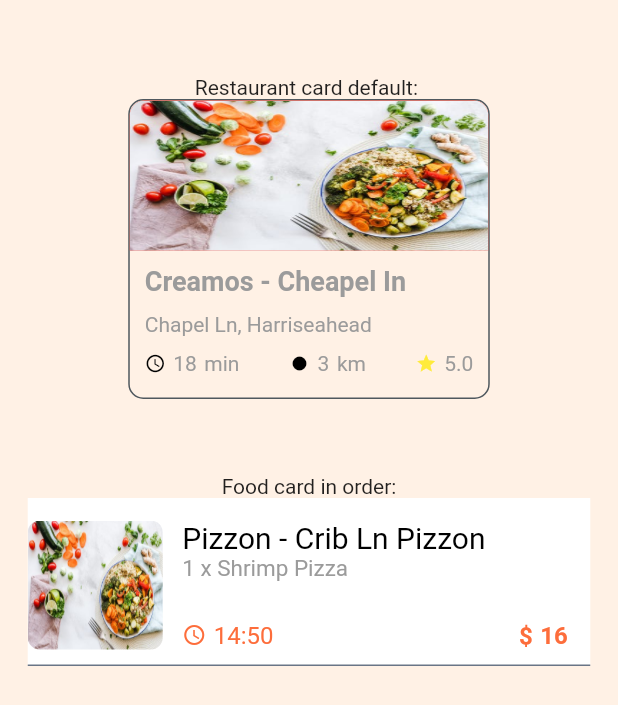
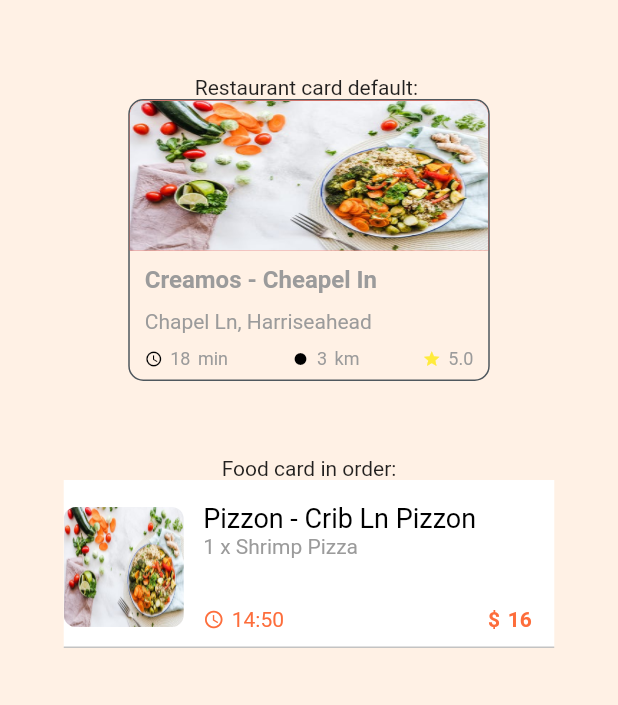
Before and after one commit to anhminhzing/delivery_food_app, a Flutter app: the screen it shows after launch, after a tap on "Components", on a phone screen of 412 x 824 dp. Shown: the top 705 px of the screen. Run offline on Flutter 3.47's test engine with Material 2 defaults, Android fonts, the phone set to English and light mode, and no system bars.

Commit message:
* fix style for screen

```diff
--- a/lib/components/foodCardInOrder.dart
+++ b/lib/components/foodCardInOrder.dart
@@ -11,24 +11,19 @@ class _FoodCardInOrderState extends State<FoodCardInOrder> {
 
   double get smallDistance => 13;
   double get mediumDistance => 26;
-  double get smallFontText => 16;
-
-  TextStyle get priceTextStyle => TextStyle(
-    fontSize: 20,
-    color: AppColor.orange,
-  );
+  double get smallFontText => 14;
 
 
   @override
   Widget build(BuildContext context) {
     return Container(
-      width: 375,
+      width: 327,
       height: 112,
       decoration: BoxDecoration(
         color: AppColor.white,
         border: Border(
           bottom: BorderSide(
-            color: AppColor.neutral2,
+            color: AppColor.neutral4,
             width: 1.0,
           )
         )
@@ -42,8 +37,8 @@ class _FoodCardInOrderState extends State<FoodCardInOrder> {
         crossAxisAlignment: CrossAxisAlignment.center,
         children: [
           Container(
-            width: 90,
-            height: 90,
+            width: 80,
+            height: 80,
             decoration: BoxDecoration(
               // color: Colors.red,
               borderRadius: BorderRadius.circular(8),
@@ -69,7 +64,7 @@ class _FoodCardInOrderState extends State<FoodCardInOrder> {
                       maxLines: 1,
                       overflow: TextOverflow.ellipsis,
                       style: TextStyle(
-                        fontSize: 20,
+                        fontSize: 18,
                         color: AppColor.black,
                       ),
                     ),
@@ -78,7 +73,7 @@ class _FoodCardInOrderState extends State<FoodCardInOrder> {
                       maxLines: 1,
                       overflow: TextOverflow.ellipsis,
                       style: TextStyle(
-                      fontSize: 15,
+                      fontSize: 14,
                       color: AppColor.neutral3,
                     ),
                     )
--- a/lib/components/restaurantCard.dart
+++ b/lib/components/restaurantCard.dart
@@ -12,8 +12,8 @@ class _RestaurantCardState extends State<RestaurantCard> {
   Widget get smallDistance => SizedBox(width: 5,);
   Color  get textInfoColor => AppColor.neutral3;
   Color  get textFoodColor => AppColor.neutral3;
-  double get foodFontSize  => 18;
-  double get infoFontSize  => 14;
+  double get foodFontSize  => 16;
+  double get infoFontSize  => 12;
 
   TextStyle get infoTextStyle => TextStyle(
       color: textInfoColor,
@@ -23,7 +23,7 @@ class _RestaurantCardState extends State<RestaurantCard> {
   Widget build(BuildContext context) {
     return Container(
       width: 241,
-      height: 200,
+      height: 188,
       decoration: BoxDecoration(
         border: Border.all(
           color: AppColor.neutral1,
--- a/lib/main.dart
+++ b/lib/main.dart
@@ -13,6 +13,7 @@ class MyApp extends StatelessWidget {
   Widget build(BuildContext context) {
     return MaterialApp(
       title: 'Flutter Demo',
+      debugShowCheckedModeBanner: false,
       theme: ThemeData(
         // primarySwatch: Colors.blue,
         primaryColor: Color(0xFFFD6D3B),
--- a/lib/screens/sign_up_screen.dart
+++ b/lib/screens/sign_up_screen.dart
@@ -14,7 +14,6 @@ class _SignUpScreenState extends State<SignUpScreen> {
     return  Scaffold(
       body: Container(
         padding: const EdgeInsets.only(
-          top: AppPadding.paddingVertical,
           left: AppPadding.paddingHorizontal,
           right: AppPadding.paddingHorizontal,
         ),
@@ -23,6 +22,9 @@ class _SignUpScreenState extends State<SignUpScreen> {
             mainAxisAlignment: MainAxisAlignment.start,
             crossAxisAlignment: CrossAxisAlignment.start,
             children: [
+              SizedBox(
+                height: AppPadding.paddingVertical,
+              ),
              GestureDetector(
                onTap: (){
                  Navigator.pop(context);
```
Also changed, not shown: lib/commons/variables.dart (+4 -4 lines), lib/screens/sign_in_screen.dart (+7 -7 lines).
